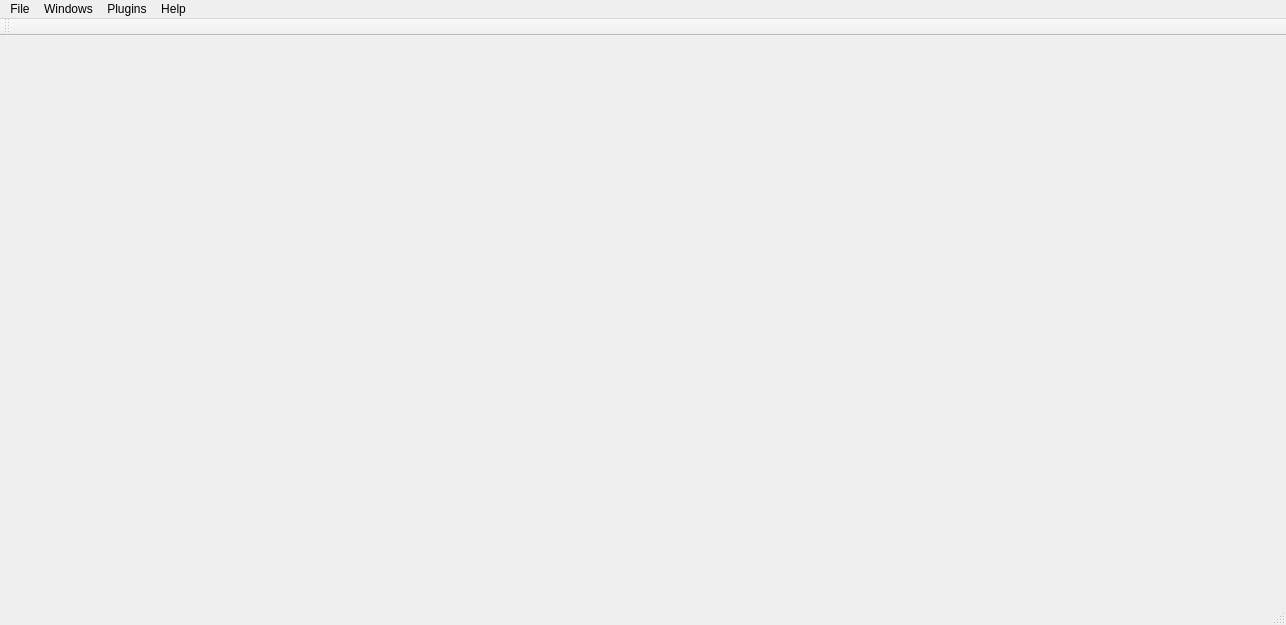
This is Application/mainwindow.ui in SSSAAABBB/Working as Qt 5 draws it before an edit. The edited form follows.
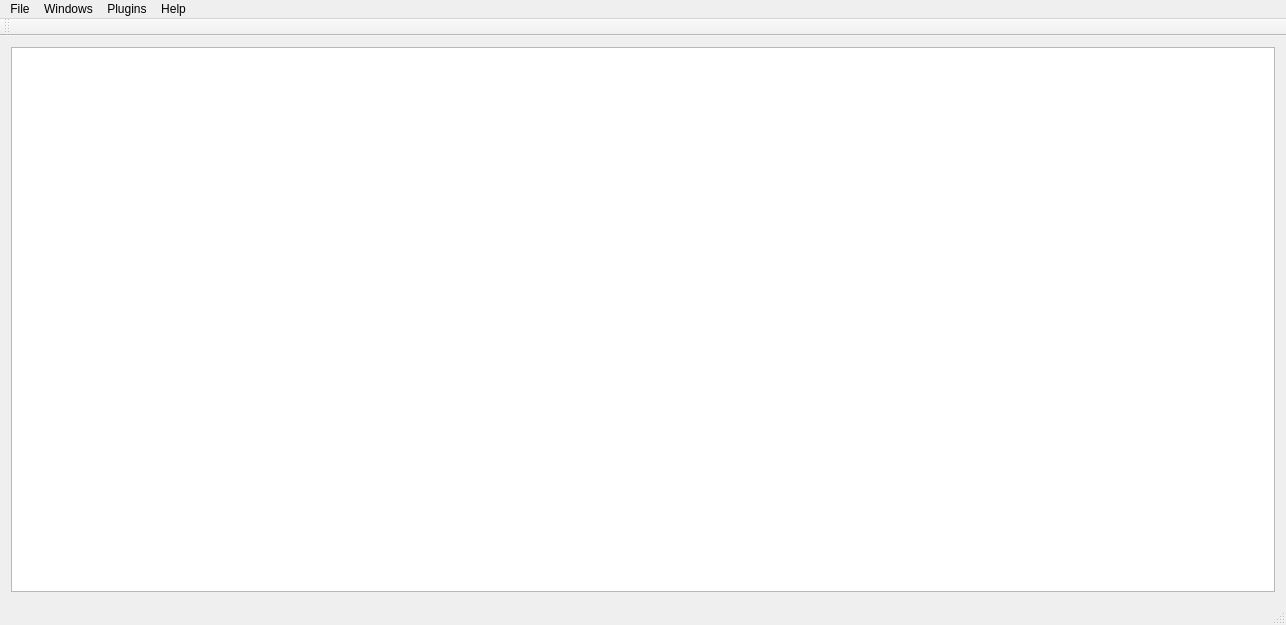
This is the edited form.

Commit message: 栅格化布局使文本框随窗口大小变化

Patch:
```diff
--- a/Application/mainwindow.ui
+++ b/Application/mainwindow.ui
@@ -19,7 +19,26 @@
   <property name="windowTitle">
    <string>MainWindow</string>
   </property>
-  <widget class="QWidget" name="centralWidget"/>
+  <widget class="QWidget" name="centralWidget">
+   <property name="sizePolicy">
+    <sizepolicy hsizetype="Expanding" vsizetype="Expanding">
+     <horstretch>0</horstretch>
+     <verstretch>0</verstretch>
+    </sizepolicy>
+   </property>
+   <property name="focusPolicy">
+    <enum>Qt::StrongFocus</enum>
+   </property>
+   <layout class="QHBoxLayout" name="horizontalLayout">
+    <item>
+     <layout class="QVBoxLayout" name="verticalLayout">
+      <item>
+       <widget class="QTextEdit" name="textEdit"/>
+      </item>
+     </layout>
+    </item>
+   </layout>
+  </widget>
   <widget class="QMenuBar" name="menuBar">
    <property name="geometry">
     <rect>
```
